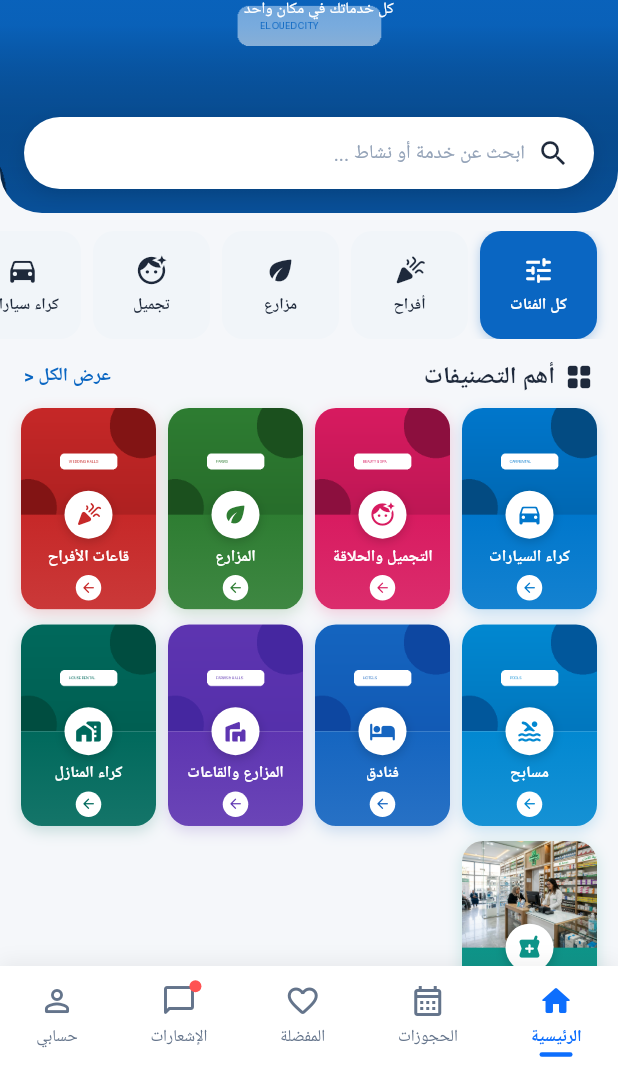
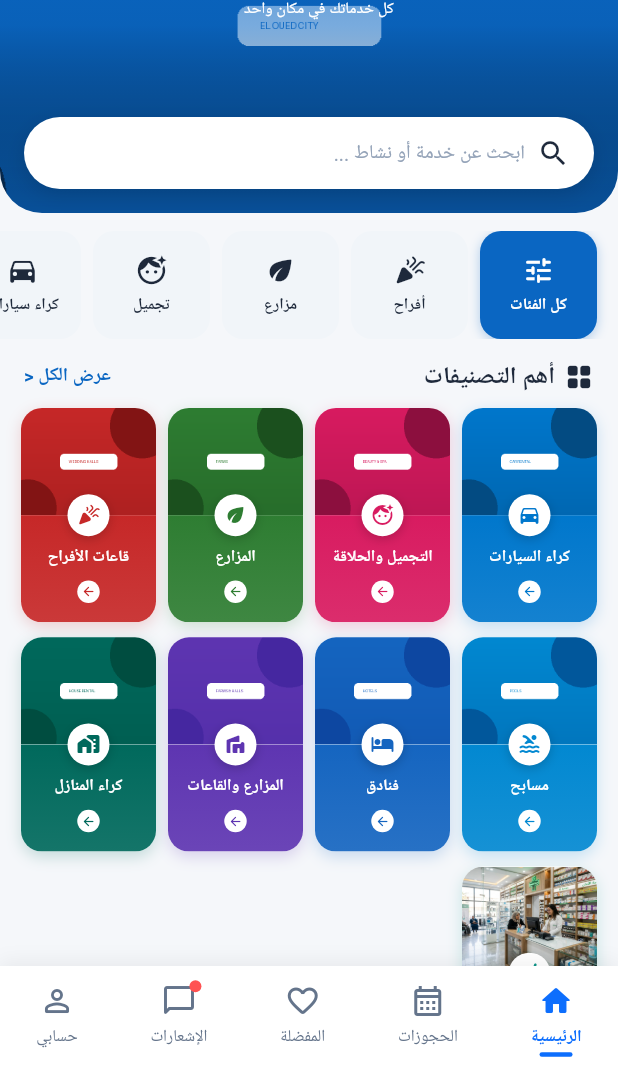
Before and after one commit to Fadyaziz2/dzly, a Flutter app: the screen it shows after launch, on a phone screen of 412 x 824 dp, the part 162-1236 px from its top. Run offline on Flutter 3.47's test engine with Material 3 defaults, Android fonts, the phone set to English and light mode, and no system bars; our stand-ins replace google_fonts, shared_preferences; accounts and stored records are empty; network calls fail; Roboto replaces fonts that are missing (Cairo).

Commit message:
update fix

```diff
--- a/mobileapp/lib/views/home/home_view.dart
+++ b/mobileapp/lib/views/home/home_view.dart
@@ -454,7 +454,7 @@ class HomeView extends StatelessWidget {
               itemCount: homeCtrl.categories.length,
               gridDelegate: const SliverGridDelegateWithFixedCrossAxisCount(
                 crossAxisCount: 4,
-                childAspectRatio: 0.67,
+                childAspectRatio: 0.63,
                 crossAxisSpacing: 8,
                 mainAxisSpacing: 10,
               ),
--- a/mobileapp/lib/widgets/category_card.dart
+++ b/mobileapp/lib/widgets/category_card.dart
@@ -34,7 +34,7 @@ class CategoryCard extends StatelessWidget {
             children: [
               // 1. صورة النشاط الحقيقية في النصف العلوي (سحابية من الداش بورد أو من الأصول كاحتياطي)
               Expanded(
-                flex: 54,
+                flex: 50,
                 child: SizedBox(
                   width: double.infinity,
                   child: category.imageUrl.isNotEmpty
@@ -55,7 +55,7 @@ class CategoryCard extends StatelessWidget {
 
               // 2. النصف السفلي: قاعدة لونية صلبة متدرجة للأعلى
               Expanded(
-                flex: 48,
+                flex: 50,
                 child: Stack(
                   clipBehavior: Clip.none,
                   alignment: Alignment.center,
@@ -73,17 +73,18 @@ class CategoryCard extends StatelessWidget {
                           ],
                         ),
                       ),
-                      padding: const EdgeInsets.fromLTRB(4, 15, 4, 6),
+                      padding: const EdgeInsets.fromLTRB(2, 12, 2, 4),
                       child: Column(
-                        mainAxisAlignment: MainAxisAlignment.spaceBetween,
+                        mainAxisAlignment: MainAxisAlignment.spaceEvenly,
                         children: [
-                          const SizedBox(height: 1),
-                          // اسم القسم باللون الأبيض العريض
-                          Text(
+                          // اسم القسم باللون الأبيض العريض مع ملاءمة مرنة لعدم التجاوز إطلاقاً
+                          Flexible(
+                            child: FittedBox(
+                              fit: BoxFit.scaleDown,
+                              child: Text(
                                 category.title,
                                 textAlign: TextAlign.center,
                                 maxLines: 1,
-                            overflow: TextOverflow.ellipsis,
                                 style: const TextStyle(
                                   color: Colors.white,
                                   fontWeight: FontWeight.bold,
@@ -91,17 +92,19 @@ class CategoryCard extends StatelessWidget {
                                   letterSpacing: -0.3,
                                 ),
                               ),
+                            ),
+                          ),
                           // دائرة بيضاء صغيرة بداخلها سهم صغير
                           Container(
-                            width: 17,
-                            height: 17,
+                            width: 15,
+                            height: 15,
                             decoration: const BoxDecoration(
                               color: Colors.white,
                               shape: BoxShape.circle,
                             ),
                             child: Icon(
                               Icons.arrow_forward_rounded,
-                              size: 11,
+                              size: 10,
                               color: category.color,
                             ),
                           ),
@@ -111,10 +114,10 @@ class CategoryCard extends StatelessWidget {
 
                     // دائرة بيضاء بداخلها أيقونة القسم بنفس لون الكارت على الحد الفاصل
                     Positioned(
-                      top: -16,
+                      top: -14,
                       child: Container(
-                        width: 32,
-                        height: 32,
+                        width: 28,
+                        height: 28,
                         decoration: BoxDecoration(
                           color: Colors.white,
                           shape: BoxShape.circle,
@@ -129,7 +132,7 @@ class CategoryCard extends StatelessWidget {
                         child: Icon(
                           category.icon,
                           color: category.color,
-                          size: 18,
+                          size: 16,
                         ),
                       ),
                     ),
```
Also changed, not shown: 1 other file. Lines whose indentation alone changed are shown as unchanged.
